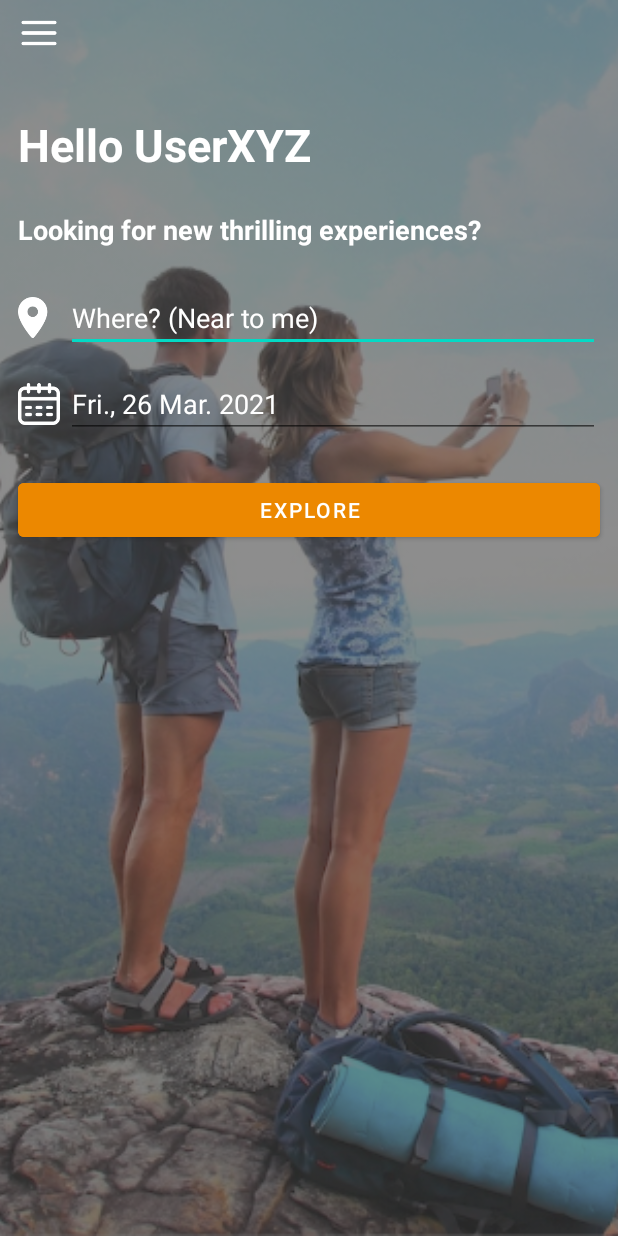
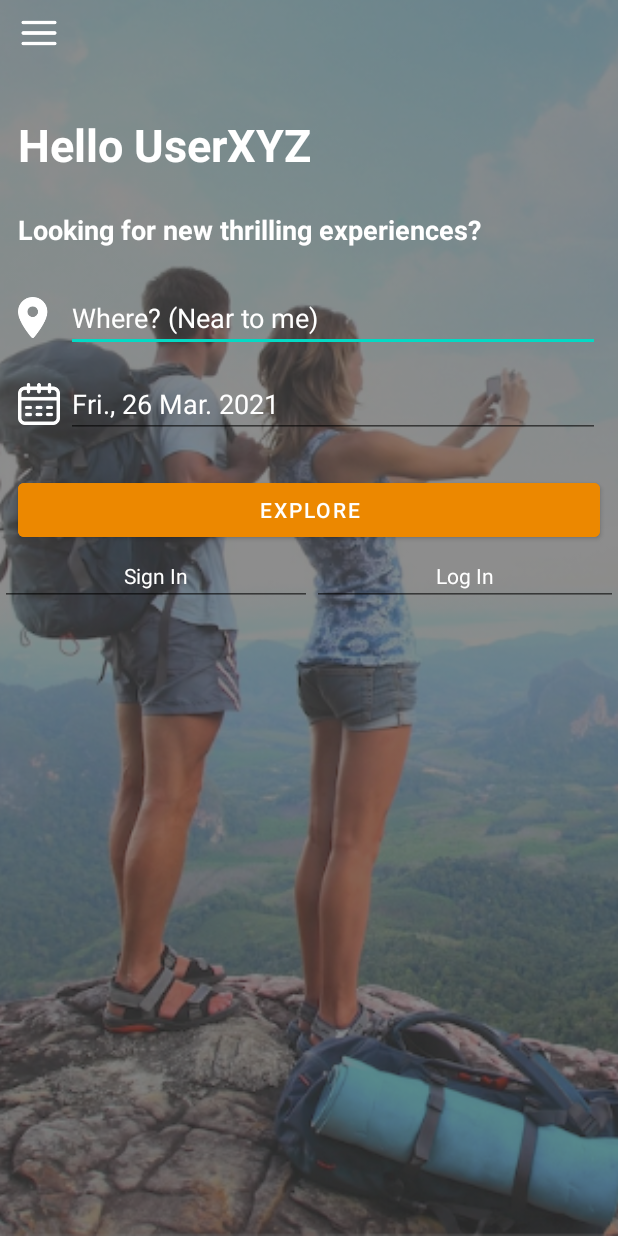
Before and after one commit to sergiexpo/Trimexp, an Android app: the screen it shows after launch (HomeActivity), on a phone screen of 412 x 824 dp. Run offline under Robolectric (Android 15) with nearby library versions, the phone set to English and light mode, and no system bars; our stand-ins replace Room's generated code.

```diff
--- a/app/src/main/AndroidManifest.xml
+++ b/app/src/main/AndroidManifest.xml
@@ -1,6 +1,8 @@
 <?xml version="1.0" encoding="utf-8"?>
 <manifest xmlns:android="http://schemas.android.com/apk/res/android"
     package="com.neoland.trimexp">
+
+    <uses-permission android:name="android.permission.ACCESS_FINE_LOCATION"/>
 
     <application
         android:allowBackup="true"
@@ -23,6 +25,10 @@
         <activity android:name=".experiences.explorer.ExplorerExperiencesActivity"/>
         <activity android:name=".experiences.detail.ExperienceDetailActivity"/>
 
+        <meta-data
+            android:name="com.google.android.geo.API_KEY"
+            android:value="${mapsApiKey}" />
+
     </application>
 
 </manifest>
--- a/app/src/main/java/com/neoland/trimexp/experiences/explorer/ExplorerExperiencesActivity.kt
+++ b/app/src/main/java/com/neoland/trimexp/experiences/explorer/ExplorerExperiencesActivity.kt
@@ -41,6 +41,8 @@ class ExplorerExperiencesActivity: AppCompatActivity() {
         const val TAG11 = "Adress"
         const val TAG12 = "Owner"
         const val TAG20 = "UniqueDateFromHomeScreen"
+        const val TAG98 = "Lat"
+        const val TAG99 = "Long"
 
     }
 
--- a/app/src/main/res/layout/activity_home.xml
+++ b/app/src/main/res/layout/activity_home.xml
@@ -154,6 +154,43 @@ tools:openDrawer="start" >
             app:layout_constraintEnd_toEndOf="parent"
             app:layout_constraintStart_toStartOf="parent" />
 
+        <LinearLayout
+            android:id="@+id/linearLayout_userOptions"
+            android:layout_width="match_parent"
+            android:layout_height="wrap_content"
+            android:gravity="center"
+            app:layout_constraintEnd_toEndOf="parent"
+            app:layout_constraintStart_toStartOf="parent"
+            app:layout_constraintTop_toBottomOf="@+id/button_explore">
+
+        <EditText
+            android:id="@+id/editText_signIn"
+            android:layout_width="wrap_content"
+            android:layout_height="wrap_content"
+            android:inputType="none"
+            android:textColor="#FFFFFF"
+            android:gravity="center"
+            android:text="Sign In"
+            android:textSize="14dp"
+            android:layout_weight="1"
+             />
+
+
+            <EditText
+                android:id="@+id/editText_logIn"
+                android:layout_width="wrap_content"
+                android:layout_height="wrap_content"
+                android:inputType="none"
+                android:textColor="#FFFFFF"
+                android:gravity="center"
+                android:text="Log In"
+                android:textSize="14dp"
+                android:layout_weight="1"
+                />
+
+       </LinearLayout>
+
+
     </androidx.constraintlayout.widget.ConstraintLayout>
 
     <com.google.android.material.navigation.NavigationView
@@ -164,7 +201,8 @@ tools:openDrawer="start" >
         android:background="@color/blue_1"
         android:fitsSystemWindows="true"
         app:itemBackground="@android:color/transparent"
-        app:menu="@menu/menu_home"/>
+        app:menu="@menu/menu_home"
+        android:visibility="gone"/>
 
 
 </androidx.drawerlayout.widget.DrawerLayout>
```
Also changed, not shown: app/build.gradle (+9 -0 lines), app/src/main/java/com/neoland/trimexp/DDBB/Db.kt (+20 -20 lines), app/src/main/java/com/neoland/trimexp/entities/Experience.kt (+5 -4 lines), app/src/main/java/com/neoland/trimexp/experiences/detail/ExperienceDetailActivity.kt (+29 -1 lines), app/src/main/java/com/neoland/trimexp/experiences/explorer/ExplorerExperiencesFragment.kt (+7 -4 lines), app/src/main/res/layout/activity_detail_experience.xml (+24 -19 lines), app/src/main/res/mipmap-hdpi/icon_add_user.png (added), app/src/main/res/mipmap-hdpi/icon_payment_methods.png (added), app/src/main/res/mipmap-hdpi/icon_price.png (added).
